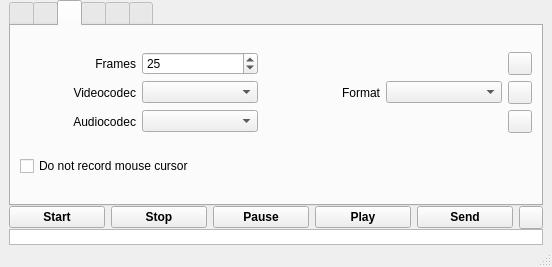
This is vokoscreen.ui in yanuarakhid/vokoscreen as Qt 5 draws it before an edit. The edited form follows.
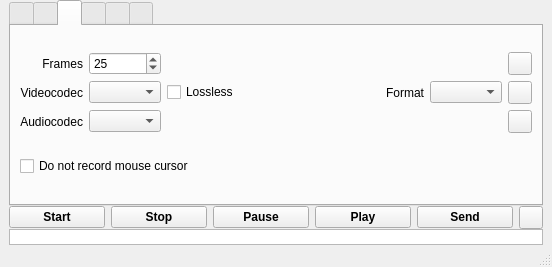
This is the edited form. The open tabs and pages were chosen to show the change.

Commit message: x264 lossloess

```diff
--- a/vokoscreen.ui
+++ b/vokoscreen.ui
@@ -47,7 +47,7 @@
          </sizepolicy>
         </property>
         <property name="currentIndex">
-         <number>0</number>
+         <number>2</number>
         </property>
         <property name="iconSize">
          <size>
@@ -291,8 +291,8 @@
                 <rect>
                  <x>0</x>
                  <y>0</y>
-                 <width>98</width>
-                 <height>28</height>
+                 <width>370</width>
+                 <height>112</height>
                 </rect>
                </property>
                <layout class="QVBoxLayout" name="verticalLayout_4">
@@ -417,46 +417,73 @@
               </property>
              </widget>
             </item>
-            <item row="1" column="2">
-             <widget class="QLabel" name="VideoContainerLabel">
-              <property name="text">
-               <string>Format</string>
-              </property>
-              <property name="alignment">
-               <set>Qt::AlignRight|Qt::AlignTrailing|Qt::AlignVCenter</set>
-              </property>
-             </widget>
-            </item>
-            <item row="1" column="4">
-             <widget class="QComboBox" name="VideoContainerComboBox"/>
-            </item>
-            <item row="2" column="1">
-             <widget class="QComboBox" name="AudiocodecComboBox"/>
-            </item>
             <item row="1" column="1">
              <widget class="QComboBox" name="VideocodecComboBox"/>
             </item>
-            <item row="0" column="5">
-             <widget class="QToolButton" name="FrameStandardButton">
-              <property name="text">
-               <string notr="true"/>
-              </property>
-             </widget>
+            <item row="2" column="1">
+             <widget class="QComboBox" name="AudiocodecComboBox"/>
             </item>
             <item row="1" column="5">
+             <widget class="QComboBox" name="VideoContainerComboBox"/>
+            </item>
+            <item row="0" column="6">
+             <widget class="QToolButton" name="FrameStandardButton">
+              <property name="text">
+               <string notr="true"/>
+              </property>
+             </widget>
+            </item>
+            <item row="1" column="6">
              <widget class="QToolButton" name="VideocodecStandardButton">
               <property name="text">
                <string notr="true"/>
               </property>
              </widget>
             </item>
-            <item row="2" column="5">
+            <item row="2" column="6">
              <widget class="QToolButton" name="AudiocodecStandardButton">
               <property name="text">
                <string notr="true"/>
               </property>
              </widget>
             </item>
+            <item row="1" column="4">
+             <layout class="QHBoxLayout" name="horizontalLayout_2">
+              <item>
+               <widget class="QCheckBox" name="x264LosslessCheckBox">
+                <property name="enabled">
+                 <bool>true</bool>
+                </property>
+                <property name="text">
+                 <string>Lossless</string>
+                </property>
+               </widget>
+              </item>
+              <item>
+               <spacer name="horizontalSpacer_19">
+                <property name="orientation">
+                 <enum>Qt::Horizontal</enum>
+                </property>
+                <property name="sizeHint" stdset="0">
+                 <size>
+                  <width>40</width>
+                  <height>20</height>
+                 </size>
+                </property>
+               </spacer>
+              </item>
+              <item>
+               <widget class="QLabel" name="VideoContainerLabel">
+                <property name="text">
+                 <string>Format</string>
+                </property>
+                <property name="alignment">
+                 <set>Qt::AlignRight|Qt::AlignTrailing|Qt::AlignVCenter</set>
+                </property>
+               </widget>
+              </item>
+             </layout>
+            </item>
            </layout>
           </item>
           <item row="1" column="0">
```
The commit also changes 2 other files.
